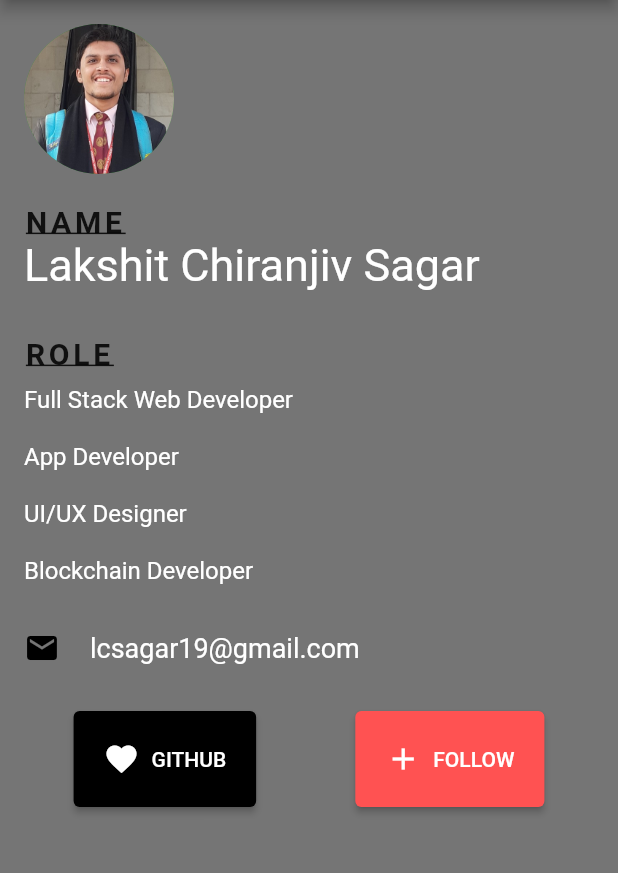
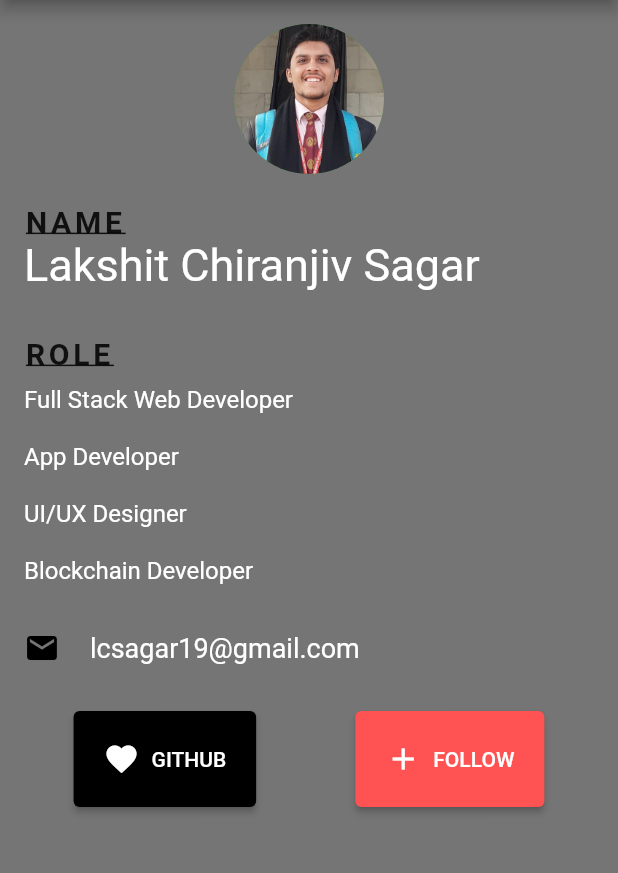
Before and after one commit to Lakshit-Chiranjiv/User-Details-App-Flutter, a Flutter app: the screen it shows after launch, on a phone screen of 412 x 824 dp, the part 84-957 px from its top. Run offline on Flutter 3.47's test engine with Material 2 defaults, Android fonts, the phone set to English and light mode, and no system bars.

Commit message:
centered the avatar

```diff
--- a/lib/main.dart
+++ b/lib/main.dart
@@ -34,9 +34,11 @@ class AppHome extends StatelessWidget {
           child: Column(
             crossAxisAlignment: CrossAxisAlignment.start,
             children: <Widget>[
-              CircleAvatar(
-                backgroundImage: AssetImage('images/self.jpg'),
-                radius: 50.0,
+              Center(
+                child: CircleAvatar(
+                  backgroundImage: AssetImage('images/self.jpg'),
+                  radius: 50.0,
+                ),
               ),
               SizedBox(
                 height: 20.0,
```
